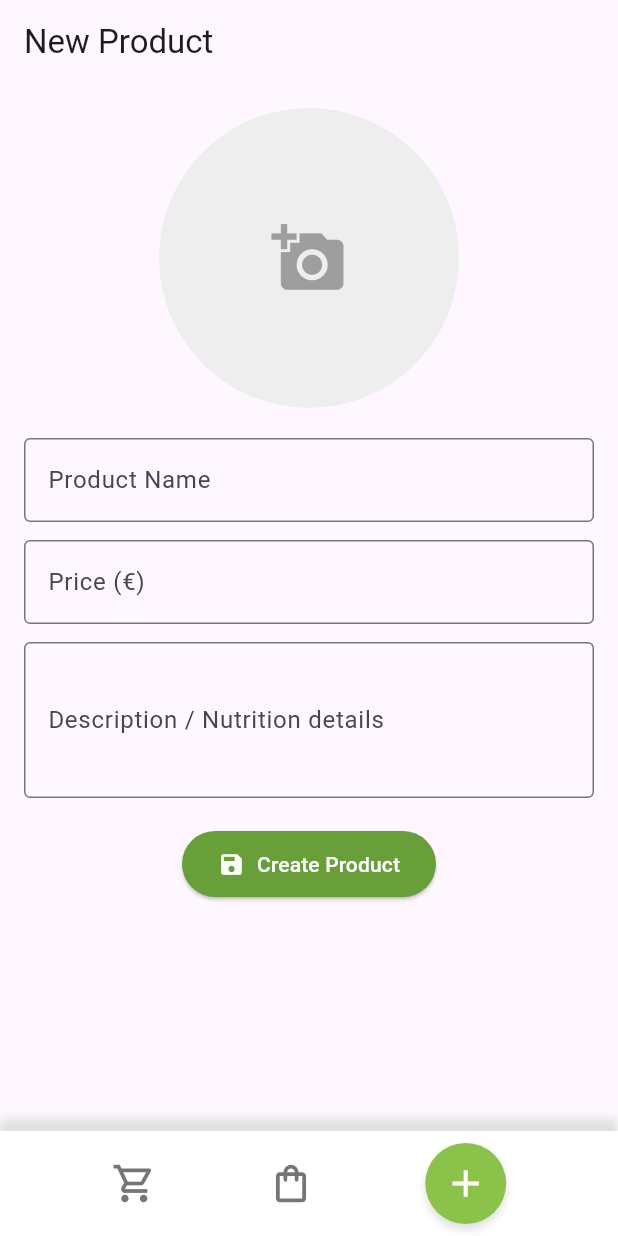
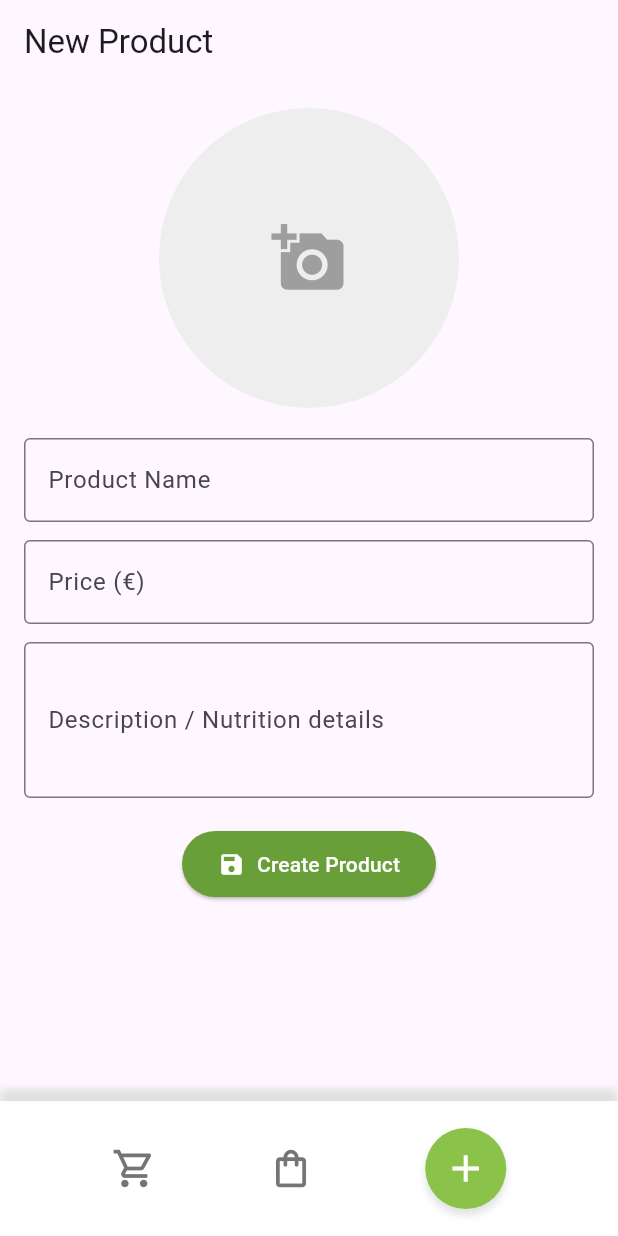
Before and after one commit to klikman1/grocery_app, a Flutter app: the screen it shows after launch, item 3 of the bottom bar chosen, on a phone screen of 412 x 824 dp. Run offline on Flutter 3.47's test engine with Material 3 defaults, Android fonts, the light colour scheme and no system bars; our stand-ins replace cloud_firestore, firebase_core, flutter_native_splash, image_picker; missing offline and left inert: saver_gallery, slideable; accounts and stored records are empty.

Commit message:
refactored the code

```diff
--- a/lib/Views/home_page.dart
+++ b/lib/Views/home_page.dart
@@ -11,8 +11,8 @@ class HomePageScreen extends StatefulWidget {
 }
 
 class _HomePageScreenState extends State<HomePageScreen> {
-  // default is 0 = Cart page
-  int _selectedIndex = 0;
+  // default is 1 = Products page
+  int _selectedIndex = 1;
 
   // List of pages corresponding to each tab
   final List<Widget> _pages = [
@@ -59,7 +59,7 @@ class _HomePageScreenState extends State<HomePageScreen> {
 
       // Bottom navigation bar
       bottomNavigationBar: Container(
-        padding: const EdgeInsets.symmetric(vertical: 8),
+        padding: const EdgeInsets.symmetric(vertical: 18),
         decoration: BoxDecoration(
           color: Colors.white,
           boxShadow: [
--- a/lib/Views/list_details_page.dart
+++ b/lib/Views/list_details_page.dart
@@ -60,7 +60,7 @@ class ListDetailsPageState extends State<ListDetailsPage> {
 
               //--------------------Total price panel --------------------------
               Container(
-                padding: EdgeInsets.fromLTRB(16, 16, 16, 80),
+                padding: EdgeInsets.fromLTRB(16, 16, 16, 120),
                 color: Colors.white,
                 child: Row(
                   mainAxisAlignment: MainAxisAlignment.spaceBetween,
```
Also changed, not shown: lib/Widgets/product_card.dart (+1 -10 lines), 2 other files.
